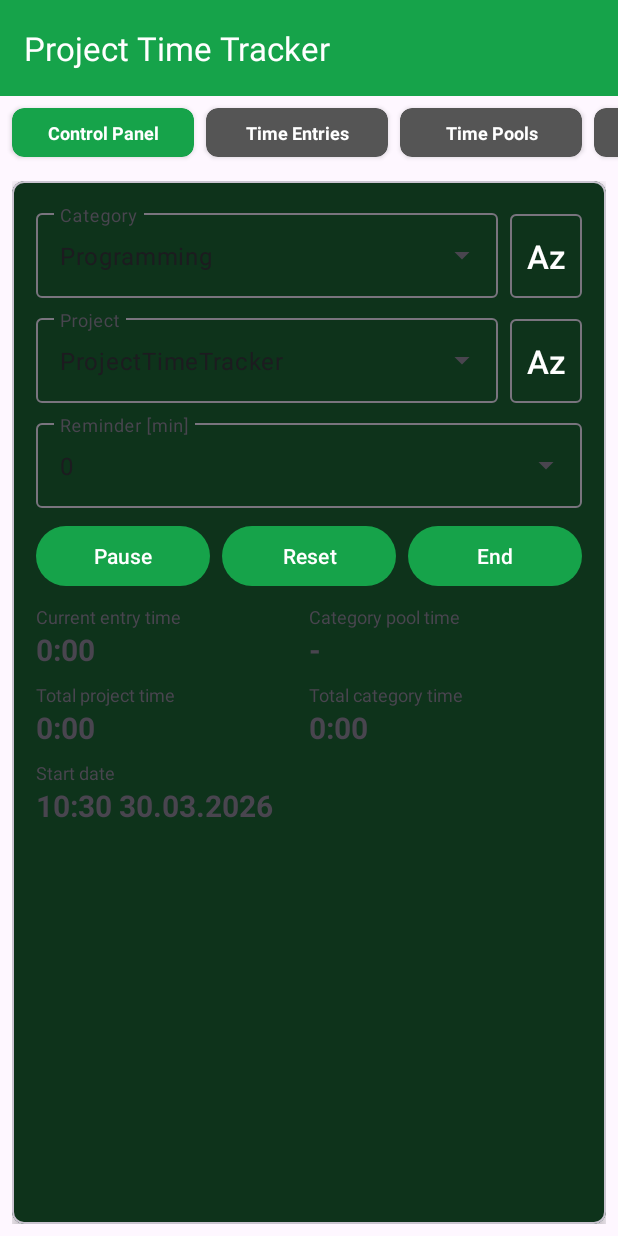
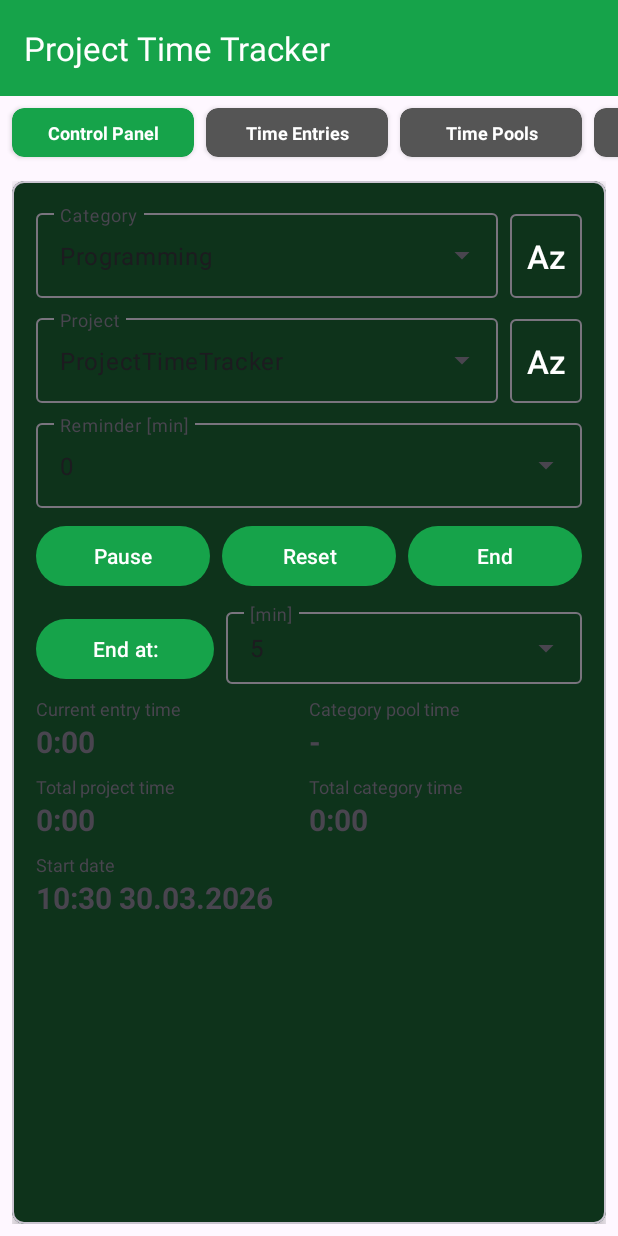
Before and after one commit to LunarTech8/ProjectTimeTracker, an Android app: the screen it shows after launch (MainActivity), after a tap on "Start", on a phone screen of 412 x 824 dp. Run offline under Robolectric (Android 15) with nearby library versions, the light colour scheme and no system bars; libraries missing offline, so code that uses them is left out: com.github.mikephil.charting; plain views replace LineChart; 4 statements that could not run were skipped.

Commit message:
Add "End at" button to end timer with a fixed duration
- Add "End at" button row with minute dropdown to control panel
  - Ends current entry with the selected duration instead of elapsed time
  - Shown/hidden together with Reset and End buttons
- Prevent autocomplete filtering on reminder and end-at dropdowns

```diff
--- a/AndroidVersion/app/src/main/java/com/romanbrunner/apps/projecttimetracker/ControlPanelManager.java
+++ b/AndroidVersion/app/src/main/java/com/romanbrunner/apps/projecttimetracker/ControlPanelManager.java
@@ -10,6 +10,7 @@ import android.os.Looper;
 import android.view.View;
 import android.widget.ArrayAdapter;
 import android.widget.Button;
+import android.widget.LinearLayout;
 import android.widget.TextView;
 import android.widget.Toast;
 
@@ -39,6 +40,7 @@ public class ControlPanelManager
 
     // Constants:
     private static final int[] REMINDER_INTERVAL_CHOICES = {0, 15, 30, 45, 60, 90, 120};
+    private static final int[] END_AT_CHOICES = {5, 15, 30, 45, 60, 90, 120};
     private static final int UPDATE_INTERVAL = 1000;
     private static final int REMINDER_REQUEST_CODE = 1000;
     private static final int FLASH_DURATION = 3000;
@@ -92,6 +94,9 @@ public class ControlPanelManager
     private final TextView tvStartDate;
     private final Button btnSortCategory;
     private final Button btnSortProject;
+    private final Button btnEndAt;
+    private final LinearLayout rowEndAt;
+    private final MaterialAutoCompleteTextView spinnerEndAt;
 
     // State:
     private Date firstStartDatetime = null;
@@ -171,7 +176,10 @@ public class ControlPanelManager
                                TextView tvPoolTime,
                                TextView tvStartDate,
                                Button btnSortCategory,
-                               Button btnSortProject)
+                               Button btnSortProject,
+                               Button btnEndAt,
+                               LinearLayout rowEndAt,
+                               MaterialAutoCompleteTextView spinnerEndAt)
     {
         this.context = context;
         this.timeEntryRepository = timeEntryRepository;
@@ -191,6 +199,9 @@ public class ControlPanelManager
         this.tvStartDate = tvStartDate;
         this.btnSortCategory = btnSortCategory;
         this.btnSortProject = btnSortProject;
+        this.btnEndAt = btnEndAt;
+        this.rowEndAt = rowEndAt;
+        this.spinnerEndAt = spinnerEndAt;
     }
 
     public void setOnControlPanelEventListener(OnControlPanelEventListener listener)
@@ -252,6 +263,7 @@ public class ControlPanelManager
         btnStartStop.setOnClickListener(v -> onStartStopClicked());
         btnReset.setOnClickListener(v -> onResetClicked());
         btnEnd.setOnClickListener(v -> onEndClicked());
+        btnEndAt.setOnClickListener(v -> onEndAtClicked());
         btnSortCategory.setOnClickListener(v -> cycleSortOrder(SortKey.CATEGORY));
         btnSortProject.setOnClickListener(v -> cycleSortOrder(SortKey.PROJECT));
     }
@@ -266,10 +278,21 @@ public class ControlPanelManager
         }
         ArrayAdapter<String> reminderAdapter = new ArrayAdapter<>(context, android.R.layout.simple_dropdown_item_1line, reminderChoices);
         spinnerReminder.setAdapter(reminderAdapter);
+        spinnerReminder.setThreshold(Integer.MAX_VALUE);
         spinnerReminder.setText(reminderChoices[0], false);
         spinnerReminder.setOnItemClickListener((parent, view, position, id) -> updateReminderInterval());
         // Handle custom input when focus is lost:
         spinnerReminder.setOnFocusChangeListener((v, hasFocus) -> { if (!hasFocus) updateReminderInterval(); });
+        // End-at spinner:
+        String[] endAtChoices = new String[END_AT_CHOICES.length];
+        for (int i = 0; i < END_AT_CHOICES.length; i++)
+        {
+            endAtChoices[i] = String.valueOf(END_AT_CHOICES[i]);
+        }
+        ArrayAdapter<String> endAtAdapter = new ArrayAdapter<>(context, android.R.layout.simple_dropdown_item_1line, endAtChoices);
+        spinnerEndAt.setAdapter(endAtAdapter);
+        spinnerEndAt.setThreshold(Integer.MAX_VALUE);
+        spinnerEndAt.setText(endAtChoices[0], false);
         // Project and category spinners:
         spinnerProject.setOnItemClickListener((parent, view, position, id) ->
         {
@@ -556,6 +579,35 @@ public class ControlPanelManager
         notifyEntryEnded();
     }
 
+    private void onEndAtClicked()
+    {
+        if (firstStartDatetime == null)
+        {
+            return;
+        }
+        String text = spinnerEndAt.getText().toString().trim();
+        if (text.isEmpty())
+        {
+            return;
+        }
+        int endAtMinutes = Integer.parseInt(text);
+        if (endAtMinutes <= 0)
+        {
+            return;
+        }
+        timeEntryRepository.addEntry(new TimeEntry(
+                spinnerProject.getText().toString(),
+                spinnerCategory.getText().toString(),
+                (long)endAtMinutes * SECONDS_PER_MINUTE,
+                firstStartDatetime
+        ));
+        resetState();
+        updateSpinnerData();
+        updateTotalDurations();
+        updatePoolTime();
+        notifyEntryEnded();
+    }
+
     private void resetState()
     {
         cancelReminderAlarm();
@@ -576,6 +628,7 @@ public class ControlPanelManager
         boolean timerActive = isRunning || isPaused;
         btnReset.setVisibility(timerActive ? View.VISIBLE : View.GONE);
         btnEnd.setVisibility(timerActive ? View.VISIBLE : View.GONE);
+        rowEndAt.setVisibility(timerActive ? View.VISIBLE : View.GONE);
     }
 
     private long getCurrentSessionSeconds()
--- a/AndroidVersion/app/src/main/java/com/romanbrunner/apps/projecttimetracker/MainActivity.java
+++ b/AndroidVersion/app/src/main/java/com/romanbrunner/apps/projecttimetracker/MainActivity.java
@@ -142,7 +142,10 @@ public class MainActivity extends AppCompatActivity
             findViewById(R.id.tv_pool_time),
             findViewById(R.id.tv_start_date),
             findViewById(R.id.btn_sort_category),
-            findViewById(R.id.btn_sort_project)
+            findViewById(R.id.btn_sort_project),
+            findViewById(R.id.btn_end_at),
+            findViewById(R.id.row_end_at),
+            findViewById(R.id.spinner_end_at)
         );
         controlPanelManager.setOnControlPanelEventListener(new ControlPanelManager.OnControlPanelEventListener()
         {
--- a/AndroidVersion/app/src/main/res/layout/activity_main.xml
+++ b/AndroidVersion/app/src/main/res/layout/activity_main.xml
@@ -174,7 +174,7 @@
 
                         </com.google.android.material.textfield.TextInputLayout>
 
-                        <!-- Row 4: Buttons -->
+                        <!-- Row 4a: Buttons A -->
                         <LinearLayout
                             android:layout_width="match_parent"
                             android:layout_height="wrap_content"
@@ -211,6 +211,43 @@
                                 android:paddingHorizontal="8dp"
                                 android:text="@string/end"
                                 android:visibility="gone" />
+
+                        </LinearLayout>
+
+                        <!-- Row 4b: Buttons B -->
+                        <LinearLayout
+                            android:id="@+id/row_end_at"
+                            android:layout_width="match_parent"
+                            android:layout_height="wrap_content"
+                            android:layout_marginBottom="8dp"
+                            android:orientation="horizontal"
+                            android:visibility="gone">
+
+                            <Button
+                                android:id="@+id/btn_end_at"
+                                style="@style/Widget.Material3.Button"
+                                android:layout_width="0dp"
+                                android:layout_height="wrap_content"
+                                android:layout_weight="1"
+                                android:paddingHorizontal="8dp"
+                                android:text="@string/end_at" />
+
+                            <com.google.android.material.textfield.TextInputLayout
+                                style="@style/Widget.Material3.TextInputLayout.OutlinedBox.ExposedDropdownMenu"
+                                android:layout_width="0dp"
+                                android:layout_height="wrap_content"
+                                android:layout_marginStart="8dp"
+                                android:layout_weight="2"
+                                android:hint="@string/cp_end_at_minutes">
+
+                                <com.google.android.material.textfield.MaterialAutoCompleteTextView
+                                    android:id="@+id/spinner_end_at"
+                                    android:layout_width="match_parent"
+                                    android:layout_height="wrap_content"
+                                    android:paddingVertical="8dp"
+                                    android:inputType="number" />
+
+                            </com.google.android.material.textfield.TextInputLayout>
 
                         </LinearLayout>
 
--- a/AndroidVersion/app/src/main/res/values/strings.xml
+++ b/AndroidVersion/app/src/main/res/values/strings.xml
@@ -8,6 +8,7 @@
     <string name="resume">Resume</string>
     <string name="reset">Reset</string>
     <string name="end">End</string>
+    <string name="end_at">End at:</string>
     <string name="remove">Remove</string>
     <string name="add">Add</string>
     <string name="cancel">Cancel</string>
@@ -31,6 +32,7 @@
     <string name="cp_category">Category</string>
     <string name="cp_project">Project</string>
     <string name="cp_reminder_minutes">Reminder [min]</string>
+    <string name="cp_end_at_minutes">[min]</string>
     <string name="cp_current_entry_time">Current entry time</string>
     <string name="cp_category_pool_time">Category pool time</string>
     <string name="cp_total_project_time">Total project time</string>
```
Also changed, not shown: 1 other file.
